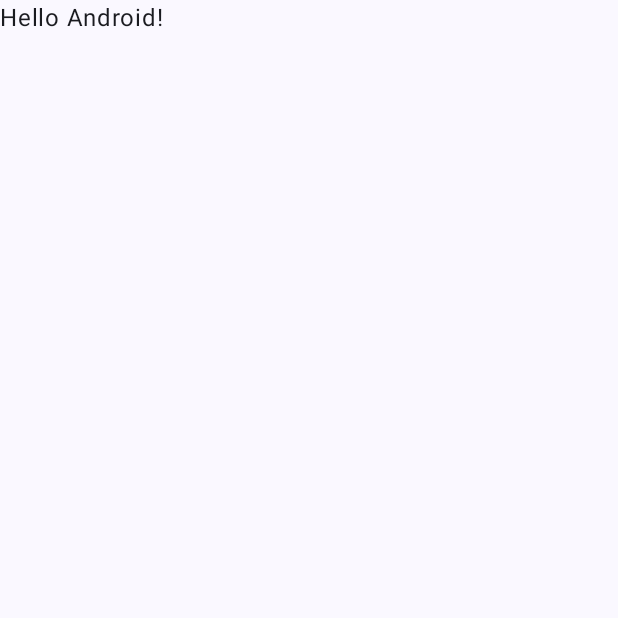
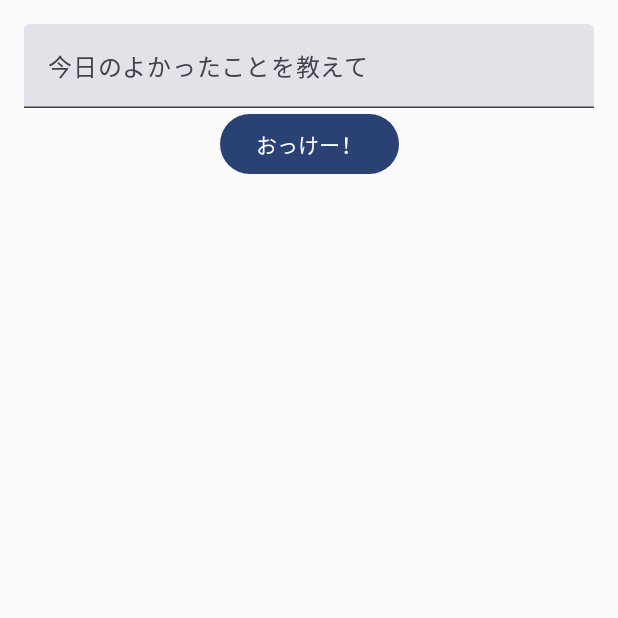
Before and after one commit to Minimalist-00/my-first-android-app, an Android app built with Jetpack Compose: the screen it shows after launch (MainActivity), on a phone screen of 412 x 824 dp, the top half of it. Before the commit the part shown is almost empty. Run offline under Robolectric (Android 15) with nearby library versions, the phone set to English and light mode, and no system bars.

Commit message:
add text-field module

```diff
--- a/app/src/main/java/com/example/my_first_app/MainActivity.kt
+++ b/app/src/main/java/com/example/my_first_app/MainActivity.kt
@@ -4,6 +4,7 @@ import android.os.Bundle
 import androidx.activity.ComponentActivity
 import androidx.activity.compose.setContent
 import androidx.activity.enableEdgeToEdge
+import androidx.compose.foundation.layout.Column
 import androidx.compose.foundation.layout.fillMaxSize
 import androidx.compose.foundation.layout.padding
 import androidx.compose.material3.Scaffold
@@ -13,23 +14,46 @@ import androidx.compose.ui.Modifier
 import androidx.compose.ui.tooling.preview.Preview
 import com.example.my_first_app.ui.theme.MyfirstappTheme
 
+//追加
+import androidx.compose.foundation.layout.fillMaxWidth
+import androidx.compose.material3.Button
+import androidx.compose.material3.TextField
+import androidx.compose.ui.Alignment
+import androidx.compose.ui.unit.dp
+
 class MainActivity : ComponentActivity() {
     override fun onCreate(savedInstanceState: Bundle?) {
         super.onCreate(savedInstanceState)
         enableEdgeToEdge()
         setContent {
             MyfirstappTheme {
-                Scaffold(modifier = Modifier.fillMaxSize()) { innerPadding ->
-                    Greeting(
-                        name = "Android",
-                        modifier = Modifier.padding(innerPadding)
-                    )
-                }
+                GoodThingInputScreen()
             }
         }
     }
 }
 
+@Preview(showBackground = true)
+@Composable
+fun GoodThingInputScreen() {
+    Column(
+        modifier = Modifier.padding(16.dp)
+    ) {
+        TextField(
+            value = "",
+            onValueChange = {},
+            label = { Text("今日のよかったことを教えて")},
+            modifier = Modifier.fillMaxWidth()
+        )
+
+        Button(
+            onClick = {},
+            modifier = Modifier.align(Alignment.CenterHorizontally)
+        ) {
+            Text("おっけー！")
+        }
+    }
+}
 @Composable
 fun Greeting(name: String, modifier: Modifier = Modifier) {
     Text(
```
